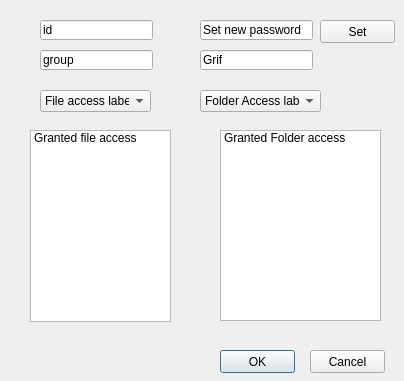
Qt form edituser.ui (vk2231/VK) before a commit.
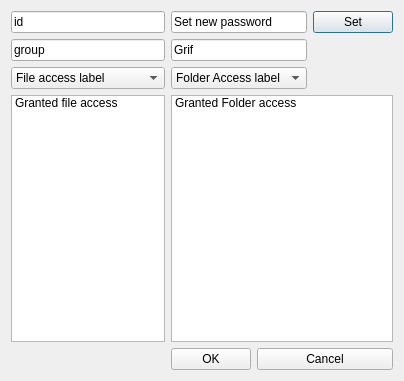
The same form after that commit.

```diff
--- a/edituser.ui
+++ b/edituser.ui
@@ -13,157 +13,93 @@
   <property name="windowTitle">
    <string>Dialog</string>
   </property>
-  <widget class="QPushButton" name="pushButton">
-   <property name="geometry">
-    <rect>
-     <x>220</x>
-     <y>350</y>
-     <width>75</width>
-     <height>23</height>
-    </rect>
-   </property>
-   <property name="text">
-    <string>OK</string>
-   </property>
-  </widget>
-  <widget class="QPushButton" name="pushButton_2">
-   <property name="geometry">
-    <rect>
-     <x>310</x>
-     <y>350</y>
-     <width>75</width>
-     <height>23</height>
-    </rect>
-   </property>
-   <property name="text">
-    <string>Cancel</string>
-   </property>
-  </widget>
+  <layout class="QGridLayout" name="gridLayout">
+   <item row="0" column="0">
   <widget class="QLineEdit" name="lineEdit">
-   <property name="geometry">
-    <rect>
-     <x>40</x>
-     <y>20</y>
-     <width>113</width>
-     <height>20</height>
-    </rect>
-   </property>
    <property name="text">
     <string>id</string>
    </property>
   </widget>
+   </item>
+   <item row="0" column="1" colspan="2">
   <widget class="QLineEdit" name="lineEdit_2">
-   <property name="geometry">
-    <rect>
-     <x>200</x>
-     <y>20</y>
-     <width>113</width>
-     <height>20</height>
-    </rect>
-   </property>
    <property name="text">
     <string>Set new password</string>
    </property>
   </widget>
+   </item>
+   <item row="0" column="3">
   <widget class="QPushButton" name="pushButton_3">
-   <property name="geometry">
-    <rect>
-     <x>320</x>
-     <y>20</y>
-     <width>75</width>
-     <height>23</height>
-    </rect>
-   </property>
    <property name="text">
     <string>Set</string>
    </property>
   </widget>
+   </item>
+   <item row="1" column="0">
   <widget class="QLineEdit" name="lineEdit_3">
-   <property name="geometry">
-    <rect>
-     <x>40</x>
-     <y>50</y>
-     <width>113</width>
-     <height>20</height>
-    </rect>
-   </property>
    <property name="text">
     <string>group</string>
    </property>
   </widget>
+   </item>
+   <item row="1" column="1" colspan="2">
   <widget class="QLineEdit" name="lineEdit_4">
-   <property name="geometry">
-    <rect>
-     <x>200</x>
-     <y>50</y>
-     <width>113</width>
-     <height>20</height>
-    </rect>
-   </property>
    <property name="text">
     <string>Grif</string>
    </property>
   </widget>
+   </item>
+   <item row="2" column="0">
   <widget class="QComboBox" name="comboBox">
-   <property name="geometry">
-    <rect>
-     <x>40</x>
-     <y>90</y>
-     <width>111</width>
-     <height>22</height>
-    </rect>
-   </property>
    <item>
     <property name="text">
      <string>File access label</string>
     </property>
    </item>
   </widget>
+   </item>
+   <item row="2" column="1" colspan="2">
   <widget class="QComboBox" name="comboBox_2">
-   <property name="geometry">
-    <rect>
-     <x>200</x>
-     <y>90</y>
-     <width>121</width>
-     <height>22</height>
-    </rect>
-   </property>
    <item>
     <property name="text">
      <string>Folder Access label</string>
     </property>
    </item>
   </widget>
+   </item>
+   <item row="3" column="0">
   <widget class="QListWidget" name="listWidget">
-   <property name="geometry">
-    <rect>
-     <x>30</x>
-     <y>130</y>
-     <width>141</width>
-     <height>192</height>
-    </rect>
-   </property>
    <item>
     <property name="text">
      <string>Granted file access</string>
     </property>
    </item>
   </widget>
+   </item>
+   <item row="3" column="1" colspan="3">
   <widget class="QListWidget" name="listWidget_2">
-   <property name="geometry">
-    <rect>
-     <x>220</x>
-     <y>130</y>
-     <width>161</width>
-     <height>191</height>
-    </rect>
-   </property>
    <item>
     <property name="text">
      <string>Granted Folder access</string>
     </property>
    </item>
   </widget>
+   </item>
+   <item row="4" column="1">
+    <widget class="QPushButton" name="pushButton">
+     <property name="text">
+      <string>OK</string>
+     </property>
+    </widget>
+   </item>
+   <item row="4" column="2" colspan="2">
+    <widget class="QPushButton" name="pushButton_2">
+     <property name="text">
+      <string>Cancel</string>
+     </property>
+    </widget>
+   </item>
+  </layout>
  </widget>
  <resources/>
  <connections/>
```
Left out of the diff: 2 changed lines with no effect on the pictures. Lines whose indentation alone changed are shown as unchanged.
